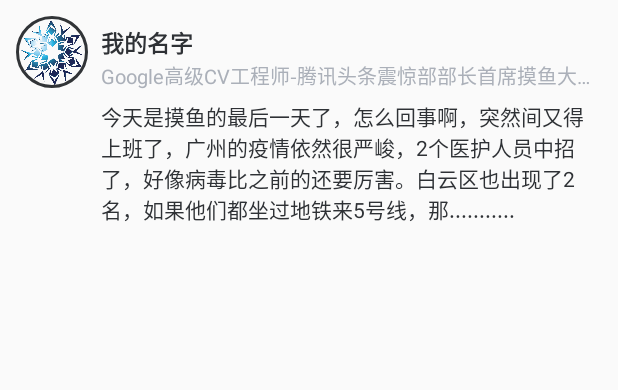
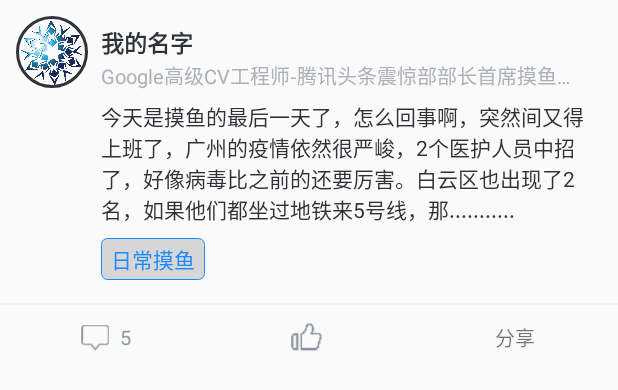
Before and after one commit to ncayu/debug-sob-android, an Android app: the layout item_moment_layout.xml on its own in the app's theme, with its tools: preview values and no code run, on a phone screen of 412 x 824 dp. Shown: the top 390 px of the screen. Run offline under Robolectric (Android 15) with nearby library versions, the phone set to English and light mode, and no system bars; plain views replace CircleImageView.

Commit message:
feat(moment): 修改摸鱼模块ui

```diff
--- a/app/src/main/java/com/android/debug/ui/adapter/MomentAdapter.kt
+++ b/app/src/main/java/com/android/debug/ui/adapter/MomentAdapter.kt
@@ -1,13 +1,13 @@
 package com.android.debug.ui.adapter
 
 import android.graphics.Color
-import android.text.TextUtils
 import android.widget.ImageView
 import ch.ielse.view.imagewatcher.ImageWatcher
 import com.allen.library.CircleImageView
 import com.android.debug.R
 import com.android.debug.model.bean.SobMoment.MomentBean
 import com.android.debug.utils.ImageHelper
+import com.android.lib.common.utils.AppDateUtils
 import com.bumptech.glide.load.resource.drawable.DrawableTransitionOptions
 import com.bumptech.glide.request.RequestOptions
 import com.chad.library.adapter.base.BaseQuickAdapter
@@ -62,8 +62,10 @@ class MomentAdapter : BaseQuickAdapter<MomentBean, BaseViewHolder>(R.layout.item
                     }
                 }
         //标签
-        baseViewHolder.setText(R.id.tv_moment_topicName, item.topicName)
-        baseViewHolder.setVisible(R.id.tv_moment_topicName, !TextUtils.isEmpty(item.topicName))
+        baseViewHolder.setText(R.id.tv_moment_topicName, item.topicName ?: "随笔")
+        // baseViewHolder.setVisible(R.id.tv_moment_topicName, item.topicName?.isNotEmpty() ?: false)
+        //时间
+        baseViewHolder.setText(R.id.tv_day, AppDateUtils.getExactDate(AppDateUtils.parseLong4(item.createTime)))
         //评论
         baseViewHolder.setText(R.id.tv_moment_comment, item.commentCount.toString())
         //点赞
--- a/app/src/main/res/layout/item_moment_layout.xml
+++ b/app/src/main/res/layout/item_moment_layout.xml
@@ -43,7 +43,7 @@
         android:textColor="@color/color_ABB0B9"
         android:textSize="@dimen/sw_12sp"
         app:layout_constraintLeft_toRightOf="@id/iv_moment_avatar"
-        app:layout_constraintRight_toRightOf="parent"
+        app:layout_constraintRight_toLeftOf="@id/tv_day"
         app:layout_constraintTop_toBottomOf="@id/tv_moment_name"
         tools:text="Google高级CV工程师-腾讯头条震惊部部长首席摸鱼大师是也" />
 
@@ -66,10 +66,12 @@
         android:layout_height="wrap_content"
         android:layout_marginTop="@dimen/sw_14dp"
         android:layout_marginRight="@dimen/sw_10dp"
+        android:visibility="visible"
         app:layout_constraintBottom_toTopOf="@id/tv_moment_topicName"
         app:layout_constraintLeft_toLeftOf="@id/tv_moment_company"
         app:layout_constraintRight_toRightOf="parent"
-        app:layout_constraintTop_toBottomOf="@id/tv_moment_content" />
+        app:layout_constraintTop_toBottomOf="@id/tv_moment_content"
+        tools:visibility="gone" />
 
     <TextView
         android:id="@+id/tv_moment_topicName"
@@ -87,11 +89,21 @@
         app:layout_constraintTop_toBottomOf="@id/ng_moment"
         tools:text="日常摸鱼" />
 
+    <TextView
+        android:id="@+id/tv_day"
+        android:layout_width="wrap_content"
+        android:layout_height="wrap_content"
+        android:layout_marginRight="@dimen/sw_10dp"
+        android:textColor="@color/color_ABB0B9"
+        android:textSize="@dimen/sw_10sp"
+        app:layout_constraintBottom_toBottomOf="@id/tv_moment_company"
+        app:layout_constraintRight_toRightOf="parent" />
+
     <View
         android:id="@+id/line_top"
         android:layout_width="match_parent"
         android:layout_height="2px"
-        android:layout_marginTop="@dimen/sw_6dp"
+        android:layout_marginTop="@dimen/sw_14dp"
         android:background="#f2f2f2"
         app:layout_constraintTop_toBottomOf="@id/tv_moment_topicName" />
 
@@ -155,10 +167,10 @@
                 android:id="@+id/tv_moment_like"
                 android:layout_width="wrap_content"
                 android:layout_height="wrap_content"
+                android:layout_gravity="center_vertical"
+                android:layout_marginLeft="@dimen/sw_2dp"
                 android:textColor="@color/color_869AAB"
-                android:textSize="@dimen/sw_12sp"
-                android:layout_marginLeft="@dimen/sw_2dp"
-                android:layout_gravity="center_vertical" />
+                android:textSize="@dimen/sw_12sp" />
         </LinearLayout>
     </FrameLayout>
 
```
